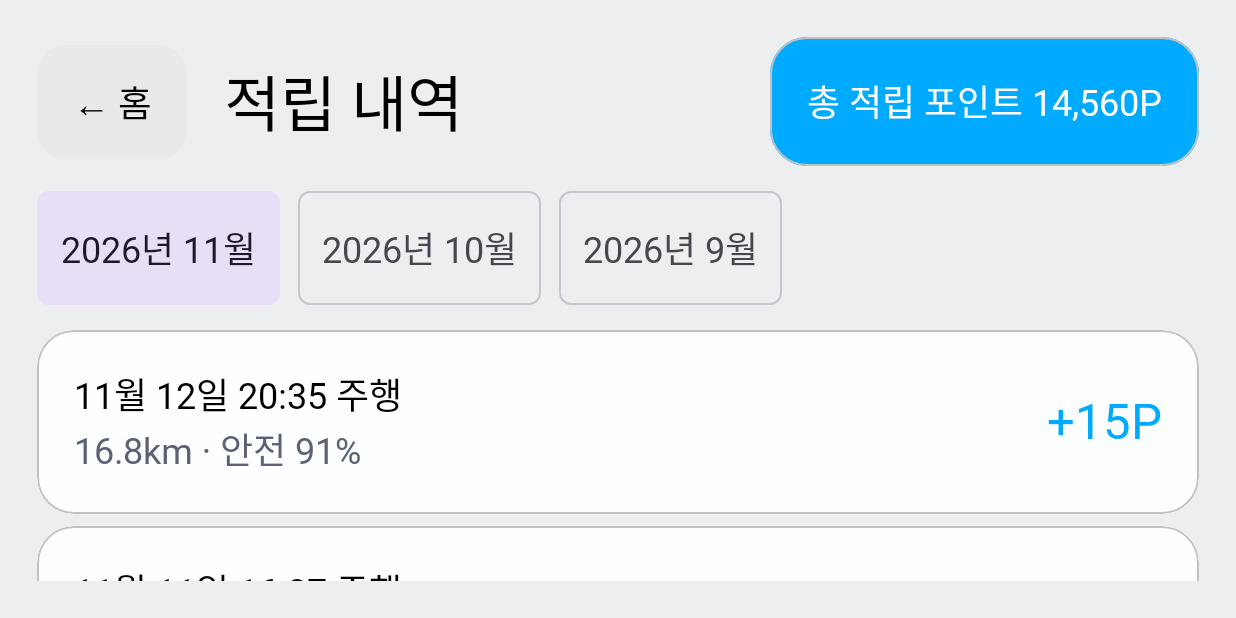
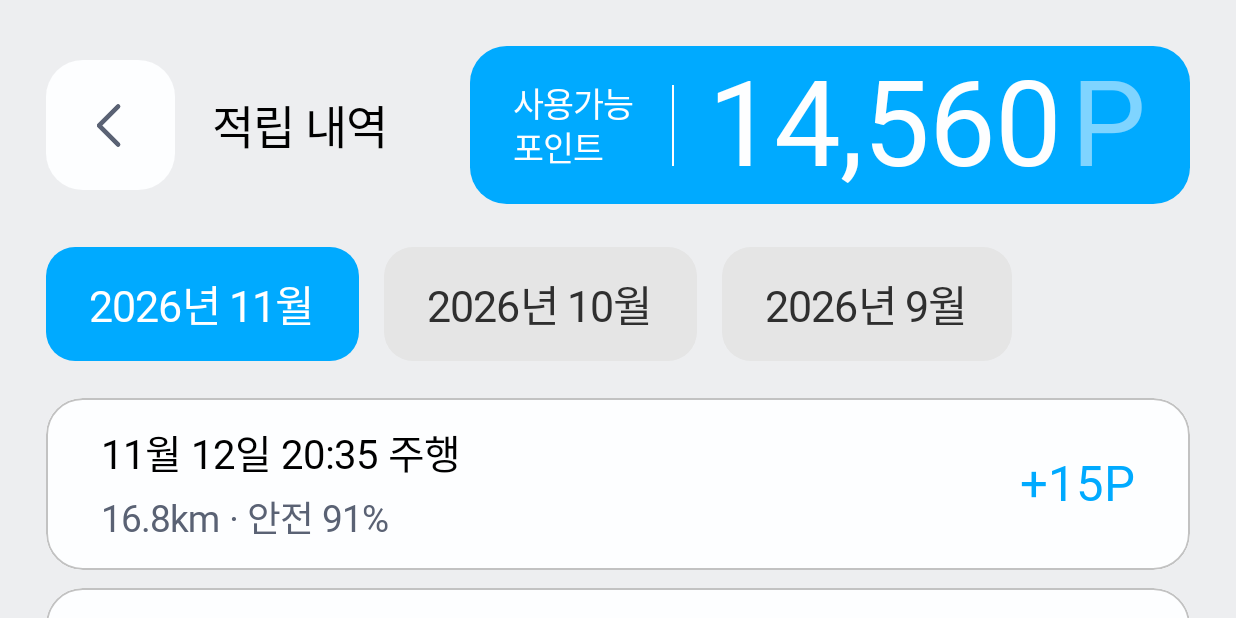
Before and after one commit to cherrymixy/chageumtong, an Android app built with Jetpack Compose: the HistoryScreen screen opened through its navigation route, on a phone screen of 824 x 412 dp (held sideways). Run offline under Robolectric (Android 15) with nearby library versions, the phone set to English and light mode, and no system bars; libraries missing offline, so code that uses them is left out: ai.pleos.playground; Roboto replaces fonts that are not available here; 8 statements that could not run were skipped.

Commit message:
step 8c: history design pass + screenshots

```diff
--- a/app/src/main/java/com/pure/chageumtong/ui/screens/history/HistoryScreen.kt
+++ b/app/src/main/java/com/pure/chageumtong/ui/screens/history/HistoryScreen.kt
@@ -1,17 +1,25 @@
 package com.pure.chageumtong.ui.screens.history
 
+import androidx.compose.foundation.Image
+import androidx.compose.foundation.background
+import androidx.compose.foundation.border
 import androidx.compose.foundation.clickable
 import androidx.compose.foundation.layout.Arrangement
+import androidx.compose.foundation.layout.Box
 import androidx.compose.foundation.layout.Column
+import androidx.compose.foundation.layout.PaddingValues
 import androidx.compose.foundation.layout.Row
+import androidx.compose.foundation.layout.Spacer
 import androidx.compose.foundation.layout.fillMaxSize
 import androidx.compose.foundation.layout.fillMaxWidth
+import androidx.compose.foundation.layout.height
 import androidx.compose.foundation.layout.heightIn
 import androidx.compose.foundation.layout.padding
+import androidx.compose.foundation.layout.size
 import androidx.compose.foundation.lazy.LazyColumn
 import androidx.compose.foundation.lazy.LazyRow
 import androidx.compose.foundation.lazy.items
-import androidx.compose.material3.FilterChip
+import androidx.compose.foundation.shape.RoundedCornerShape
 import androidx.compose.material3.Text
 import androidx.compose.runtime.Composable
 import androidx.compose.runtime.collectAsState
@@ -21,23 +29,28 @@ import androidx.compose.runtime.remember
 import androidx.compose.runtime.setValue
 import androidx.compose.ui.Alignment
 import androidx.compose.ui.Modifier
+import androidx.compose.ui.draw.clip
 import androidx.compose.ui.graphics.Color
-import androidx.compose.ui.text.font.FontWeight
+import androidx.compose.ui.res.painterResource
+import com.pure.chageumtong.R
 import com.pure.chageumtong.domain.DriveSession
 import com.pure.chageumtong.domain.PointTx
 import com.pure.chageumtong.ui.AppViewModel
-import com.pure.chageumtong.ui.components.BigButton
-import com.pure.chageumtong.ui.components.Label
-import com.pure.chageumtong.ui.components.SectionCard
+import com.pure.chageumtong.ui.components.PointsCard
 import com.pure.chageumtong.ui.components.fmtKm
 import com.pure.chageumtong.ui.components.fmtP
-import com.pure.chageumtong.ui.theme.BODY
-import com.pure.chageumtong.ui.theme.Blue
-import com.pure.chageumtong.ui.theme.BoxGray
+import com.pure.chageumtong.ui.theme.Alert
+import com.pure.chageumtong.ui.theme.ChipOff
+import com.pure.chageumtong.ui.theme.D
 import com.pure.chageumtong.ui.theme.MIN_TOUCH
-import com.pure.chageumtong.ui.theme.Orange
+import com.pure.chageumtong.ui.theme.Primary
+import com.pure.chageumtong.ui.theme.StrokeGray
+import com.pure.chageumtong.ui.theme.Surface
+import com.pure.chageumtong.ui.theme.T
+import com.pure.chageumtong.ui.theme.TextChipOff
+import com.pure.chageumtong.ui.theme.TextTertiary
+import com.pure.chageumtong.ui.theme.TextTitle
 import com.pure.chageumtong.ui.theme.fig
-import com.pure.chageumtong.ui.theme.figSp
 import java.time.Instant
 import java.time.YearMonth
 import java.time.format.DateTimeFormatter
@@ -49,7 +62,7 @@ private sealed interface Item {
     data class Tx(val tx: PointTx) : Item { override val at get() = tx.at }
 }
 
-/** 적립 내역 (PRD §6.5) */
+/** 적립 내역 (PRD §6.5, Figma 없음 → 분석 화면 뒤로 버튼·칩, 상점 포인트 카드, 홈 카드 스타일 재사용) */
 @Composable
 fun HistoryScreen(vm: AppViewModel, onOpenSession: (String) -> Unit, onBack: () -> Unit) {
     val data by vm.data.collectAsState()
@@ -62,39 +75,46 @@ fun HistoryScreen(vm: AppViewModel, onOpenSession: (String) -> Unit, onBack: ()
     val current = month ?: months.firstOrNull()
     val fmt = remember(zone) { DateTimeFormatter.ofPattern("M월 d일 HH:mm").withZone(zone) }
 
-    Column(Modifier.fillMaxSize().padding(fig(24)), verticalArrangement = Arrangement.spacedBy(fig(16))) {
-        Row(verticalAlignment = Alignment.CenterVertically, horizontalArrangement = Arrangement.spacedBy(fig(24))) {
-            BigButton("← 홈", onBack, container = BoxGray, content = Color.Black)
-            Text("적립 내역", fontSize = figSp(40), fontWeight = FontWeight.Bold, modifier = Modifier.weight(1f))
-            SectionCard(color = Blue) {
-                Text("총 적립 포인트 ${fmtP(data.totalPoints)}P", fontSize = BODY, fontWeight = FontWeight.Bold, color = Color.White)
+    Column(Modifier.fillMaxSize().padding(start = D.ScreenPad, top = D.ScreenPad, end = D.ScreenPad)) {
+        Row(verticalAlignment = Alignment.CenterVertically) {
+            Box(
+                Modifier.size(fig(84), D.BottomBarHeight).clip(RoundedCornerShape(D.RadiusCard)).background(Surface).clickable(onClick = onBack),
+                contentAlignment = Alignment.Center,
+            ) { Image(painterResource(R.drawable.ic_caret_left), "뒤로", Modifier.size(fig(40))) }
+            Text("적립 내역", Modifier.padding(start = fig(24)).weight(1f), style = T.DialogTitle, color = TextTitle)
+            PointsCard(data.totalPoints)
+        }
+        Spacer(Modifier.height(fig(28)))
+        LazyRow(horizontalArrangement = Arrangement.spacedBy(fig(16))) {
+            items(months) { m ->
+                val on = m == current
+                Box(
+                    Modifier.height(MIN_TOUCH).clip(RoundedCornerShape(D.RadiusButton))
+                        .background(if (on) Primary else ChipOff).clickable { month = m }.padding(horizontal = fig(28)),
+                    contentAlignment = Alignment.Center,
+                ) { Text("${m.year}년 ${m.monthValue}월", style = T.Chip, color = if (on) Color.White else TextChipOff) }
             }
         }
-        LazyRow(horizontalArrangement = Arrangement.spacedBy(fig(12))) {
-            items(months) { m ->
-                FilterChip(
-                    selected = m == current,
-                    onClick = { month = m },
-                    label = { Text("${m.year}년 ${m.monthValue}월", fontSize = BODY) },
-                    modifier = Modifier.heightIn(min = MIN_TOUCH),
-                )
-            }
-        }
-        LazyColumn(Modifier.weight(1f), verticalArrangement = Arrangement.spacedBy(fig(8))) {
+        Spacer(Modifier.height(fig(24)))
+        LazyColumn(
+            Modifier.weight(1f),
+            contentPadding = PaddingValues(bottom = fig(24)),
+            verticalArrangement = Arrangement.spacedBy(fig(12)),
+        ) {
             items(items.filter { ym(it.at) == current }) { item ->
                 when (item) {
                     is Item.Drive -> HistoryRow(
                         "${fmt.format(Instant.ofEpochMilli(item.s.startedAt))} 주행",
                         "${fmtKm(item.s.distanceKm)}km · 안전 ${item.s.safeRatio}%",
                         "+${fmtP(item.s.points)}P",
-                        Blue,
+                        Primary,
                         Modifier.clickable { onOpenSession(item.s.id) },
                     )
                     is Item.Tx -> HistoryRow(
                         fmt.format(Instant.ofEpochMilli(item.tx.at)),
                         item.tx.label,
                         (if (item.tx.amount < 0) "−" else "+") + "${fmtP(kotlin.math.abs(item.tx.amount))}P",
-                        if (item.tx.amount < 0) Orange else Blue,
+                        if (item.tx.amount < 0) Alert else Primary,
                     )
                 }
             }
@@ -102,15 +122,19 @@ fun HistoryScreen(vm: AppViewModel, onOpenSession: (String) -> Unit, onBack: ()
     }
 }
 
+/** 한 줄 카드: 홈 카드와 같은 흰 바탕·1px 테두리·라운드 24 */
 @Composable
 private fun HistoryRow(title: String, sub: String, amount: String, amountColor: Color, modifier: Modifier = Modifier) {
-    SectionCard(modifier.fillMaxWidth().heightIn(min = MIN_TOUCH)) {
-        Row(verticalAlignment = Alignment.CenterVertically) {
-            Column(Modifier.weight(1f)) {
-                Text(title, fontSize = BODY, fontWeight = FontWeight.Bold)
-                Label(sub)
-            }
-            Text(amount, fontSize = figSp(32), fontWeight = FontWeight.Bold, color = amountColor)
+    Row(
+        Modifier.fillMaxWidth().clip(RoundedCornerShape(D.RadiusCard)).then(modifier)
+            .background(Surface).border(D.StrokeCard, StrokeGray, RoundedCornerShape(D.RadiusCard))
+            .heightIn(min = fig(112)).padding(horizontal = fig(36), vertical = fig(16)),
+        verticalAlignment = Alignment.CenterVertically,
+    ) {
+        Column(Modifier.weight(1f), verticalArrangement = Arrangement.spacedBy(fig(6))) {
+            Text(title, style = T.RowTitle, color = TextTitle)
+            Text(sub, style = T.DialogBody, color = TextTertiary)
         }
+        Text(amount, style = T.RowAmount, color = amountColor)
     }
 }
```
Also changed, not shown: 4 other files.
